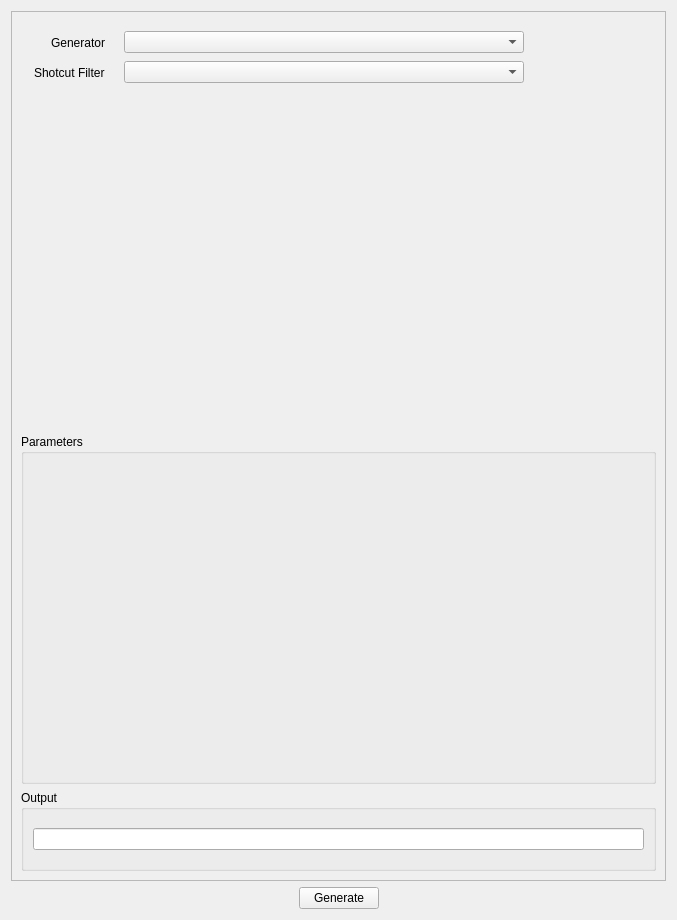
The window that data/ui/main.ui (timlau/preset_generator) describes before a commit, drawn with Qt 5.
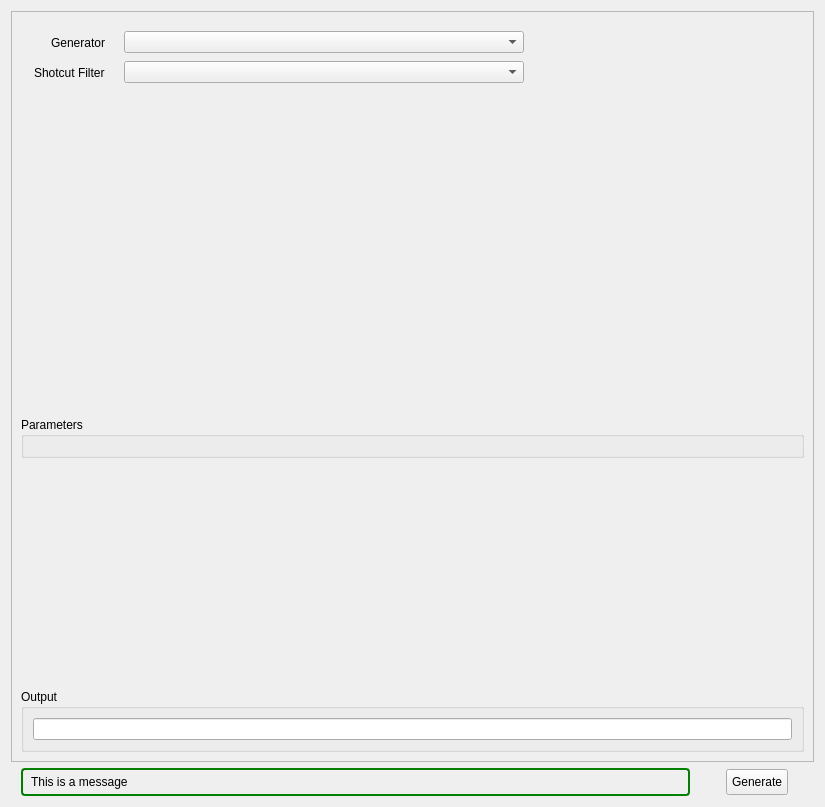
The same window after the commit.

Commit message: add message box and adjust gui

The edit to the form file:
```diff
--- a/data/ui/main.ui
+++ b/data/ui/main.ui
@@ -6,8 +6,8 @@
    <rect>
     <x>0</x>
     <y>0</y>
-    <width>677</width>
-    <height>920</height>
+    <width>825</width>
+    <height>807</height>
    </rect>
   </property>
   <property name="minimumSize">
@@ -31,34 +31,13 @@
 }</string>
   </property>
   <layout class="QGridLayout" name="gridLayout">
-   <item row="1" column="2">
-    <spacer name="horizontalSpacer_2">
-     <property name="orientation">
-      <enum>Qt::Horizontal</enum>
-     </property>
-     <property name="sizeHint" stdset="0">
-      <size>
-       <width>40</width>
-       <height>20</height>
-      </size>
-     </property>
-    </spacer>
-   </item>
-   <item row="1" column="0">
-    <spacer name="horizontalSpacer">
-     <property name="orientation">
-      <enum>Qt::Horizontal</enum>
-     </property>
-     <property name="sizeHint" stdset="0">
-      <size>
-       <width>40</width>
-       <height>20</height>
-      </size>
-     </property>
-    </spacer>
-   </item>
    <item row="1" column="1">
     <widget class="QPushButton" name="btn_generate">
+     <property name="styleSheet">
+      <string notr="true">margin-right: 20px;
+margin-left: 20px;
+padding: 5px;</string>
+     </property>
      <property name="text">
       <string>Generate</string>
      </property>
@@ -183,7 +162,7 @@
         <property name="minimumSize">
          <size>
           <width>0</width>
-          <height>350</height>
+          <height>0</height>
          </size>
         </property>
         <property name="title">
@@ -200,12 +179,25 @@
         </layout>
        </widget>
       </item>
+      <item>
+       <spacer name="verticalSpacer">
+        <property name="orientation">
+         <enum>Qt::Vertical</enum>
+        </property>
+        <property name="sizeHint" stdset="0">
+         <size>
+          <width>20</width>
+          <height>40</height>
+         </size>
+        </property>
+       </spacer>
+      </item>
       <item>
        <widget class="QGroupBox" name="gb_output">
         <property name="minimumSize">
          <size>
           <width>0</width>
-          <height>30</height>
+          <height>0</height>
          </size>
         </property>
         <property name="title">
@@ -224,6 +216,35 @@
      </layout>
     </widget>
    </item>
+   <item row="1" column="0">
+    <widget class="QLabel" name="lbl_message">
+     <property name="enabled">
+      <bool>true</bool>
+     </property>
+     <property name="sizePolicy">
+      <sizepolicy hsizetype="Expanding" vsizetype="Preferred">
+       <horstretch>0</horstretch>
+       <verstretch>0</verstretch>
+      </sizepolicy>
+     </property>
+     <property name="minimumSize">
+      <size>
+       <width>400</width>
+       <height>0</height>
+      </size>
+     </property>
+     <property name="styleSheet">
+      <string notr="true">border: 2px solid green;
+border-radius: 4px;
+padding: 5px;
+margin-left: 10px;
+margin-right: 10px;</string>
+     </property>
+     <property name="text">
+      <string>This is a message</string>
+     </property>
+    </widget>
+   </item>
   </layout>
  </widget>
  <resources/>
```
The commit also changes 1 other file.
